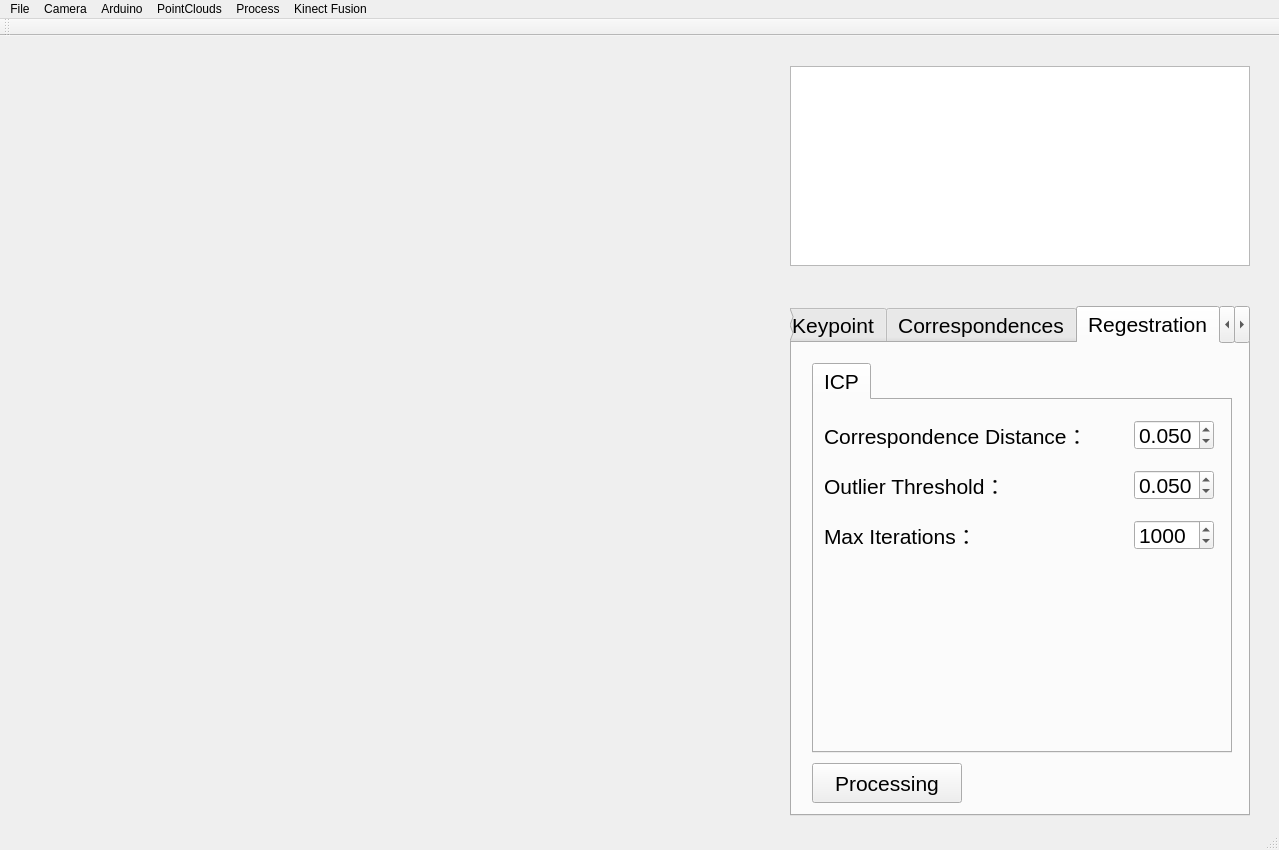
Before: the Qt Designer form OBJ_Auto_SCAN/MainWindow.ui in WSX741405/ITM_Auto_SCAN, drawn with Qt 5.
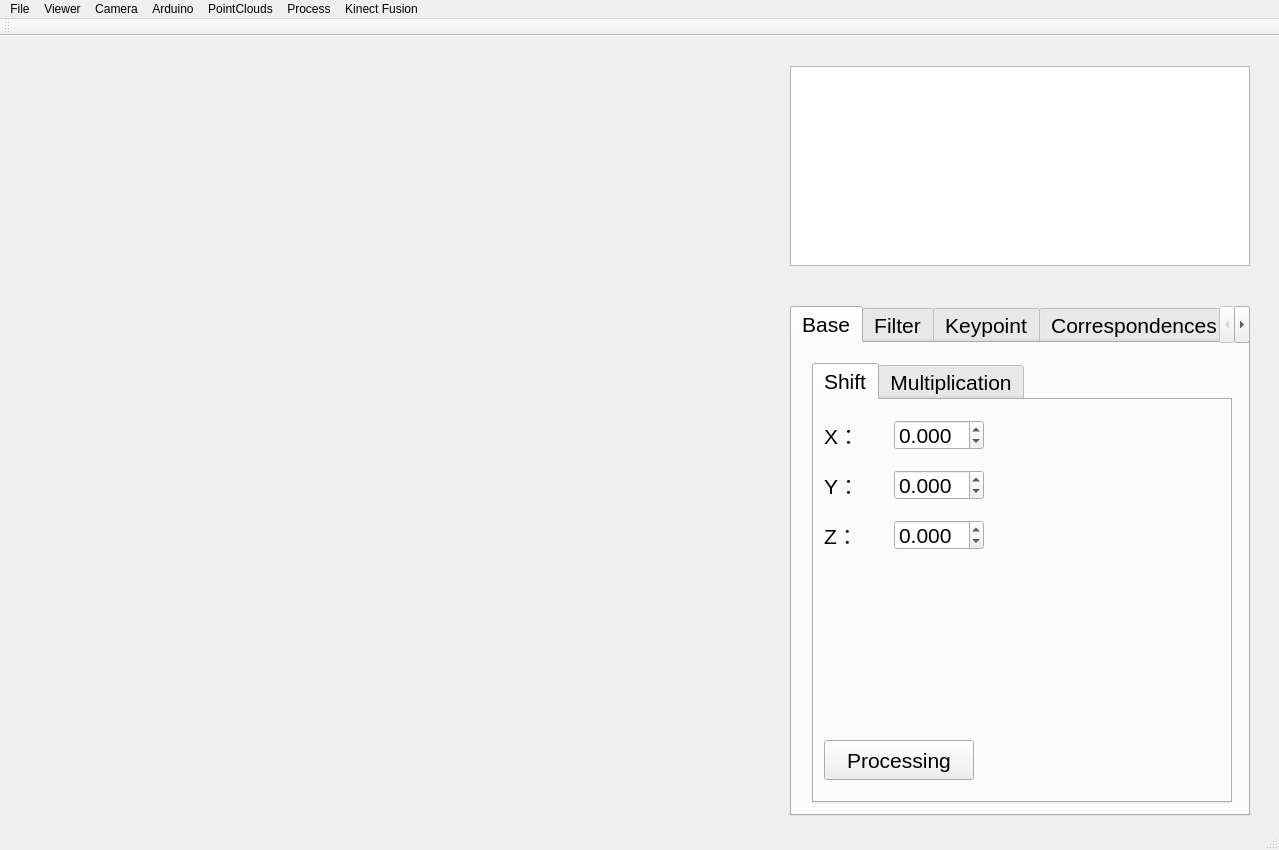
After: the same form once the commit is applied. The open tabs and pages were chosen to show the change. Custom widgets are drawn as their Qt base class.

```diff
--- a/OBJ_Auto_SCAN/MainWindow.ui
+++ b/OBJ_Auto_SCAN/MainWindow.ui
@@ -49,7 +49,7 @@
      </font>
     </property>
     <property name="currentIndex">
-     <number>3</number>
+     <number>0</number>
     </property>
     <property name="documentMode">
      <bool>false</bool>
@@ -63,6 +63,363 @@
     <property name="tabBarAutoHide">
      <bool>false</bool>
     </property>
+    <widget class="QWidget" name="tab">
+     <attribute name="title">
+      <string>Base</string>
+     </attribute>
+     <widget class="QTabWidget" name="_baseTabWidget">
+      <property name="geometry">
+       <rect>
+        <x>20</x>
+        <y>20</y>
+        <width>420</width>
+        <height>440</height>
+       </rect>
+      </property>
+      <property name="font">
+       <font>
+        <pointsize>16</pointsize>
+       </font>
+      </property>
+      <property name="currentIndex">
+       <number>0</number>
+      </property>
+      <widget class="QWidget" name="_shiftTab">
+       <attribute name="title">
+        <string>Shift</string>
+       </attribute>
+       <widget class="QLabel" name="_shiftXLabel">
+        <property name="geometry">
+         <rect>
+          <x>10</x>
+          <y>20</y>
+          <width>50</width>
+          <height>30</height>
+         </rect>
+        </property>
+        <property name="font">
+         <font>
+          <pointsize>16</pointsize>
+         </font>
+        </property>
+        <property name="text">
+         <string>X：</string>
+        </property>
+       </widget>
+       <widget class="QLabel" name="_shiftYLabel">
+        <property name="geometry">
+         <rect>
+          <x>10</x>
+          <y>70</y>
+          <width>50</width>
+          <height>30</height>
+         </rect>
+        </property>
+        <property name="font">
+         <font>
+          <pointsize>16</pointsize>
+         </font>
+        </property>
+        <property name="text">
+         <string>Y：</string>
+        </property>
+       </widget>
+       <widget class="QDoubleSpinBox" name="_shiftYSpinBox">
+        <property name="geometry">
+         <rect>
+          <x>80</x>
+          <y>70</y>
+          <width>90</width>
+          <height>30</height>
+         </rect>
+        </property>
+        <property name="font">
+         <font>
+          <pointsize>16</pointsize>
+         </font>
+        </property>
+        <property name="decimals">
+         <number>3</number>
+        </property>
+        <property name="minimum">
+         <double>-100.000000000000000</double>
+        </property>
+        <property name="maximum">
+         <double>100.000000000000000</double>
+        </property>
+        <property name="singleStep">
+         <double>1.000000000000000</double>
+        </property>
+        <property name="value">
+         <double>0.000000000000000</double>
+        </property>
+       </widget>
+       <widget class="QDoubleSpinBox" name="_shiftZSpinBox">
+        <property name="geometry">
+         <rect>
+          <x>80</x>
+          <y>120</y>
+          <width>90</width>
+          <height>30</height>
+         </rect>
+        </property>
+        <property name="font">
+         <font>
+          <pointsize>16</pointsize>
+         </font>
+        </property>
+        <property name="decimals">
+         <number>3</number>
+        </property>
+        <property name="minimum">
+         <double>-100.000000000000000</double>
+        </property>
+        <property name="maximum">
+         <double>100.000000000000000</double>
+        </property>
+        <property name="singleStep">
+         <double>1.000000000000000</double>
+        </property>
+        <property name="value">
+         <double>0.000000000000000</double>
+        </property>
+       </widget>
+       <widget class="QDoubleSpinBox" name="_shiftXSpinBox">
+        <property name="geometry">
+         <rect>
+          <x>80</x>
+          <y>20</y>
+          <width>90</width>
+          <height>30</height>
+         </rect>
+        </property>
+        <property name="font">
+         <font>
+          <pointsize>16</pointsize>
+         </font>
+        </property>
+        <property name="decimals">
+         <number>3</number>
+        </property>
+        <property name="minimum">
+         <double>-100.000000000000000</double>
+        </property>
+        <property name="maximum">
+         <double>100.000000000000000</double>
+        </property>
+        <property name="singleStep">
+         <double>1.000000000000000</double>
+        </property>
+        <property name="value">
+         <double>0.000000000000000</double>
+        </property>
+       </widget>
+       <widget class="QLabel" name="_shiftZLabel">
+        <property name="geometry">
+         <rect>
+          <x>10</x>
+          <y>120</y>
+          <width>50</width>
+          <height>30</height>
+         </rect>
+        </property>
+        <property name="font">
+         <font>
+          <pointsize>16</pointsize>
+         </font>
+        </property>
+        <property name="text">
+         <string>Z：</string>
+        </property>
+       </widget>
+       <widget class="QPushButton" name="_shiftButton">
+        <property name="geometry">
+         <rect>
+          <x>10</x>
+          <y>340</y>
+          <width>150</width>
+          <height>40</height>
+         </rect>
+        </property>
+        <property name="font">
+         <font>
+          <pointsize>16</pointsize>
+         </font>
+        </property>
+        <property name="text">
+         <string>Processing</string>
+        </property>
+       </widget>
+      </widget>
+      <widget class="QWidget" name="_multiplicationTab">
+       <attribute name="title">
+        <string>Multiplication</string>
+       </attribute>
+       <widget class="QDoubleSpinBox" name="_multiplicationYSpinBox">
+        <property name="geometry">
+         <rect>
+          <x>80</x>
+          <y>70</y>
+          <width>95</width>
+          <height>30</height>
+         </rect>
+        </property>
+        <property name="font">
+         <font>
+          <pointsize>16</pointsize>
+         </font>
+        </property>
+        <property name="decimals">
+         <number>3</number>
+        </property>
+        <property name="minimum">
+         <double>-100.000000000000000</double>
+        </property>
+        <property name="maximum">
+         <double>100.000000000000000</double>
+        </property>
+        <property name="singleStep">
+         <double>1.000000000000000</double>
+        </property>
+        <property name="value">
+         <double>1.000000000000000</double>
+        </property>
+       </widget>
+       <widget class="QLabel" name="_multiplicationZLabel">
+        <property name="geometry">
+         <rect>
+          <x>10</x>
+          <y>120</y>
+          <width>50</width>
+          <height>30</height>
+         </rect>
+        </property>
+        <property name="font">
+         <font>
+          <pointsize>16</pointsize>
+         </font>
+        </property>
+        <property name="text">
+         <string>Z：</string>
+        </property>
+       </widget>
+       <widget class="QDoubleSpinBox" name="_multiplicationXSpinBox">
+        <property name="geometry">
+         <rect>
+          <x>80</x>
+          <y>20</y>
+          <width>95</width>
+          <height>30</height>
+         </rect>
+        </property>
+        <property name="font">
+         <font>
+          <pointsize>16</pointsize>
+         </font>
+        </property>
+        <property name="decimals">
+         <number>3</number>
+        </property>
+        <property name="minimum">
+         <double>-100.000000000000000</double>
+        </property>
+        <property name="maximum">
+         <double>100.000000000000000</double>
+        </property>
+        <property name="singleStep">
+         <double>1.000000000000000</double>
+        </property>
+        <property name="value">
+         <double>1.000000000000000</double>
+        </property>
+       </widget>
+       <widget class="QLabel" name="_multiplicationXLabel">
+        <property name="geometry">
+         <rect>
+          <x>10</x>
+          <y>20</y>
+          <width>50</width>
+          <height>30</height>
+         </rect>
+        </property>
+        <property name="font">
+         <font>
+          <pointsize>16</pointsize>
+         </font>
+        </property>
+        <property name="text">
+         <string>X：</string>
+        </property>
+       </widget>
+       <widget class="QDoubleSpinBox" name="_multiplicationZSpinBox">
+        <property name="geometry">
+         <rect>
+          <x>80</x>
+          <y>120</y>
+          <width>95</width>
+          <height>30</height>
+         </rect>
+        </property>
+        <property name="font">
+         <font>
+          <pointsize>16</pointsize>
+         </font>
+        </property>
+        <property name="decimals">
+         <number>3</number>
+        </property>
+        <property name="minimum">
+         <double>-100.000000000000000</double>
+        </property>
+        <property name="maximum">
+         <double>100.000000000000000</double>
+        </property>
+        <property name="singleStep">
+         <double>1.000000000000000</double>
+        </property>
+        <property name="value">
+         <double>1.000000000000000</double>
+        </property>
+       </widget>
+       <widget class="QLabel" name="_multiplicationYLabel">
+        <property name="geometry">
+         <rect>
+          <x>10</x>
+          <y>70</y>
+          <width>50</width>
+          <height>30</height>
+         </rect>
+        </property>
+        <property name="font">
+         <font>
+          <pointsize>16</pointsize>
+         </font>
+        </property>
+        <property name="text">
+         <string>Y：</string>
+        </property>
+       </widget>
+       <widget class="QPushButton" name="_multiplicationButton">
+        <property name="geometry">
+         <rect>
+          <x>10</x>
+          <y>340</y>
+          <width>150</width>
+          <height>40</height>
+         </rect>
+        </property>
+        <property name="font">
+         <font>
+          <pointsize>16</pointsize>
+         </font>
+        </property>
+        <property name="text">
+         <string>Processing</string>
+        </property>
+       </widget>
+      </widget>
+     </widget>
+    </widget>
     <widget class="QWidget" name="_filterTab">
      <attribute name="title">
       <string>Filter</string>
@@ -2487,7 +2844,21 @@
     </property>
     <addaction name="_kinfuSelectedPointCloudAction"/>
    </widget>
+   <widget class="QMenu" name="menuViewer">
+    <property name="title">
+     <string>Viewer</string>
+    </property>
+    <widget class="QMenu" name="menuSet_Background_Color">
+     <property name="title">
+      <string>Set Background Color</string>
+     </property>
+     <addaction name="_setViewBackgroundToBlackAction"/>
+     <addaction name="_setViewBackgroundToWhiteAction"/>
+    </widget>
+    <addaction name="menuSet_Background_Color"/>
+   </widget>
    <addaction name="menuFile"/>
+   <addaction name="menuViewer"/>
    <addaction name="menuCamera"/>
    <addaction name="menuArduino"/>
    <addaction name="menuPointCloud"/>
```
Left out of the diff: 25 changed lines with no effect on the pictures.
